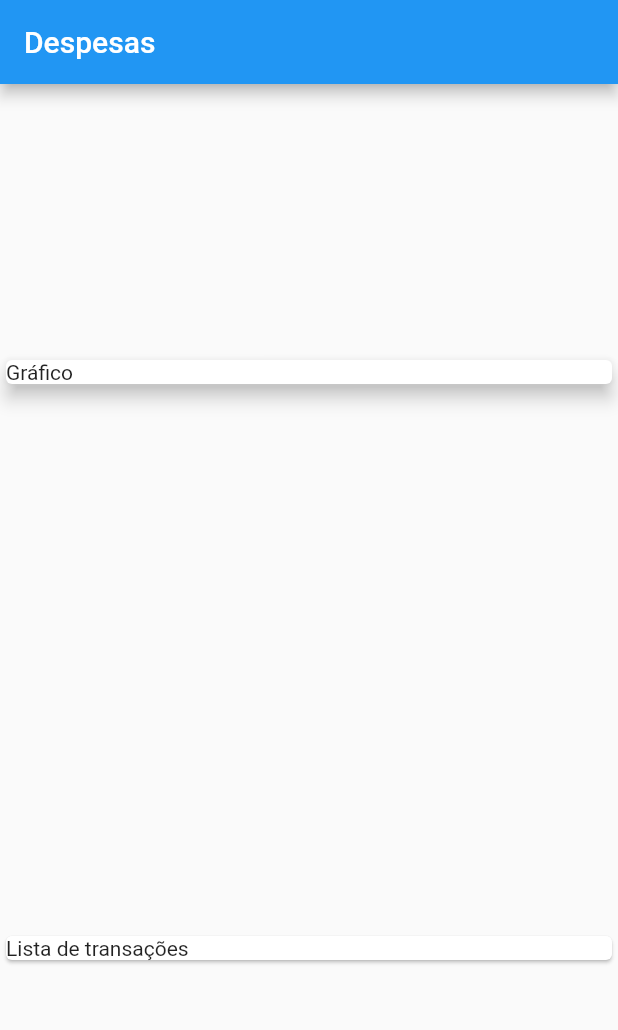
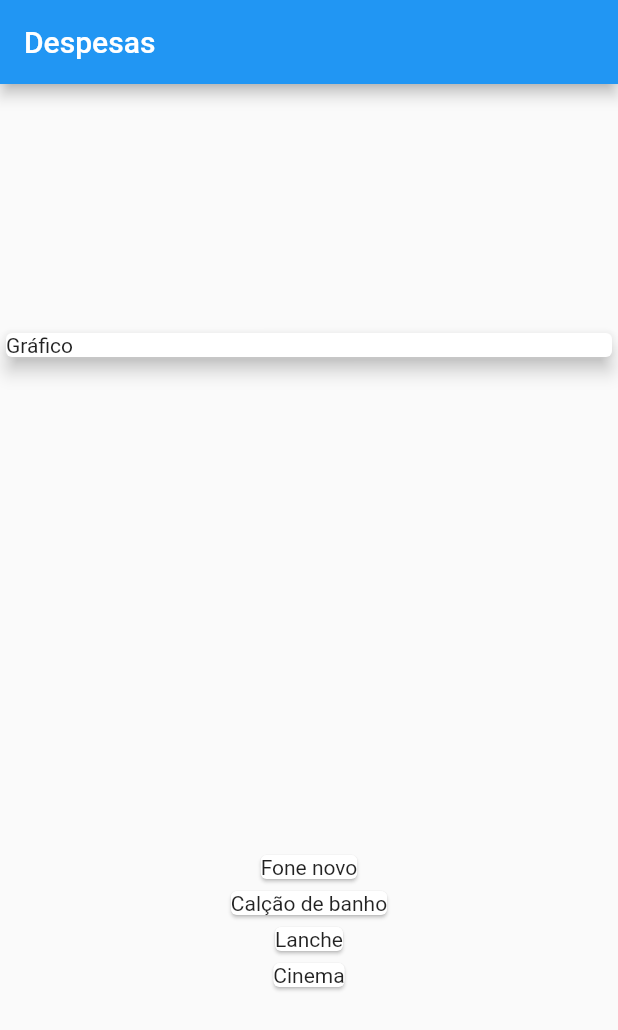
Before and after one commit to LeSales/expenses, a Flutter app: the screen it shows after launch, on a phone screen of 412 x 824 dp. Shown: the top 1030 px of the screen. Run offline on Flutter 3.47's test engine with Material 2 defaults, Android fonts, the phone set to English and light mode, and no system bars.

```diff
--- a/lib/screens/home/home_screen.dart
+++ b/lib/screens/home/home_screen.dart
@@ -1,3 +1,4 @@
+import 'package:expenses/models/transactions.dart';
 import 'package:flutter/material.dart';
 
 class HomePage extends StatelessWidget {
@@ -5,6 +6,32 @@ class HomePage extends StatelessWidget {
 
   @override
   Widget build(BuildContext context) {
+    final _transactions = [
+      Transaction(
+        id: 't1',
+        title: 'Fone novo',
+        value: 100.50,
+        date: DateTime.now(),
+      ),
+      Transaction(
+        id: 't2',
+        title: 'Calção de banho',
+        value: 30.50,
+        date: DateTime.now(),
+      ),
+      Transaction(
+        id: 't3',
+        title: 'Lanche',
+        value: 20.50,
+        date: DateTime.now(),
+      ),
+      Transaction(
+        id: 't4',
+        title: 'Cinema',
+        value: 56.30,
+        date: DateTime.now(),
+      ),
+    ];
     return Scaffold(
       appBar: AppBar(
         title: const Text('Despesas'),
@@ -13,14 +40,16 @@ class HomePage extends StatelessWidget {
         mainAxisAlignment: MainAxisAlignment.spaceAround,
         crossAxisAlignment: CrossAxisAlignment.stretch,
         children: <Widget>[
-          Container(
-            child: const Card(
-              child: Text('Gráfico'),
-              elevation: 5,
-            ),
+          const Card(
+            child: Text('Gráfico'),
+            elevation: 5,
           ),
-          const Card(
-            child: Text('Lista de transações'),
+          Column(
+            children: _transactions.map((tr) {
+              return Card(
+                child: Text(tr.title),
+              );
+            }).toList(),
           )
         ],
       ),
```
